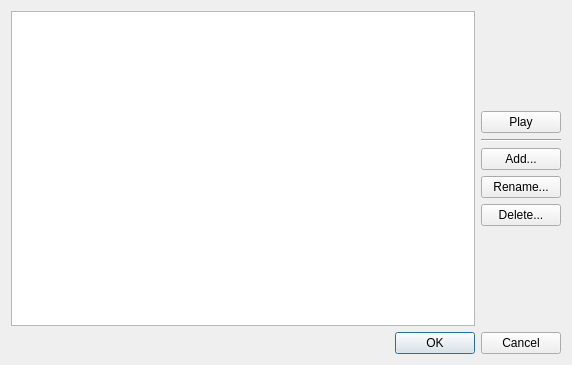
Above: client/libclient/src/ui/dialogs/notification_sound_manager_dialog.ui from networkoptix/nx_open before the change. Below: the same form after it.
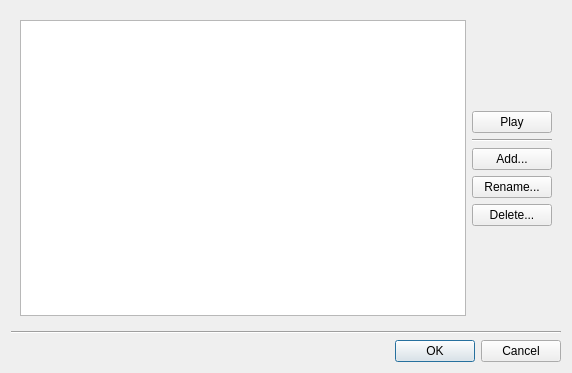
That is the form after the change. Icons and pictures are not drawn.

Commit message:
VMS-2217: Fixed separator lines in many dialogs
<==== Mercurial data ====>
Branch: dev_3.0.0_gui

What changed in the file:
```diff
--- a/client/libclient/src/ui/dialogs/notification_sound_manager_dialog.ui
+++ b/client/libclient/src/ui/dialogs/notification_sound_manager_dialog.ui
@@ -7,7 +7,7 @@
     <x>0</x>
     <y>0</y>
     <width>572</width>
-    <height>365</height>
+    <height>373</height>
    </rect>
   </property>
   <property name="windowTitle">
@@ -18,6 +18,7 @@
   </property>
   <layout class="QVBoxLayout" name="verticalLayout_2">
    <item>
+    <widget class="QWidget" name="widget" native="true">
     <layout class="QHBoxLayout" name="horizontalLayout">
      <item>
       <widget class="QListView" name="listView">
@@ -100,6 +101,14 @@
       </layout>
      </item>
     </layout>
+    </widget>
+   </item>
+   <item>
+    <widget class="Line" name="line_2">
+     <property name="orientation">
+      <enum>Qt::Horizontal</enum>
+     </property>
+    </widget>
    </item>
    <item>
     <widget class="QDialogButtonBox" name="buttonBox">
```
Left out of the diff: 4 changed lines with no effect on the pictures. Lines whose indentation alone changed are shown as unchanged. The commit also changes 30 other files.
